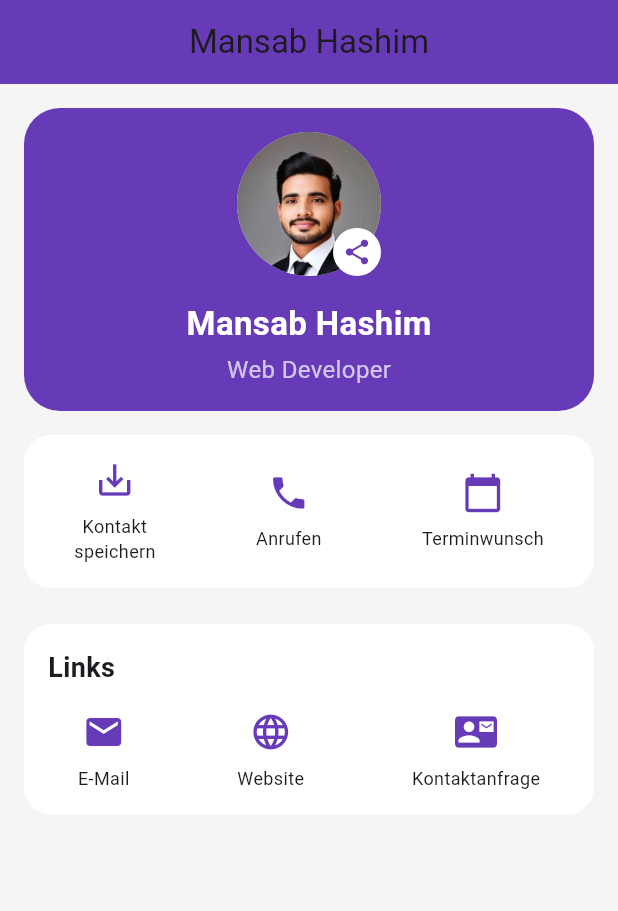
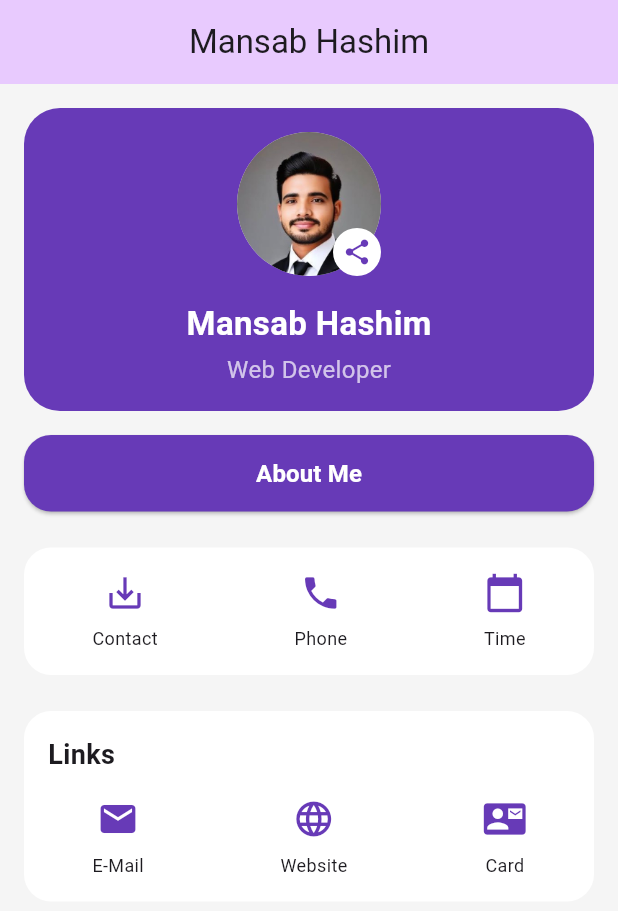
Before and after one commit to MansabHashim/first-flutter-app, a Flutter app: the screen it shows after launch, on a phone screen of 412 x 824 dp. Shown: the top 911 px of the screen. Run offline on Flutter 3.47's test engine with Material 3 defaults, Android fonts, the phone set to English and light mode, and no system bars.

```diff
--- a/lib/main.dart
+++ b/lib/main.dart
@@ -1,4 +1,5 @@
 import 'package:flutter/material.dart';
+import './about.dart';
 
 void main() {
   runApp(const MyApp());
@@ -31,7 +32,7 @@ class MyHomePage extends StatelessWidget {
       backgroundColor: const Color(0xFFF5F5F5),
       appBar: AppBar(
         title: const Text("Mansab Hashim"),
-        backgroundColor: Colors.deepPurple,
+        backgroundColor: const Color.fromARGB(255, 232, 202, 254),
         centerTitle: true,
       ),
       body: SingleChildScrollView(
@@ -91,6 +92,39 @@ class MyHomePage extends StatelessWidget {
                 ),
               ),
             ),
+
+            // make an about section button and link it to the about page
+            // About Section Button
+            Padding(
+              padding: const EdgeInsets.symmetric(horizontal: 16.0),
+              child: SizedBox(
+                width: double.infinity,
+                child: ElevatedButton(
+                  style: ElevatedButton.styleFrom(
+                    backgroundColor: Colors.deepPurple,
+                    foregroundColor: Colors.white,
+                    shape: RoundedRectangleBorder(
+                      borderRadius: BorderRadius.circular(18),
+                    ),
+                    padding: const EdgeInsets.symmetric(vertical: 14),
+                  ),
+                  onPressed: () {
+                    Navigator.push(
+                      context,
+                      MaterialPageRoute(
+                        builder: (context) => const AboutPage(),
+                      ),
+                    );
+                  },
+                  child: const Text(
+                    "About Me",
+                    style: TextStyle(fontSize: 16, fontWeight: FontWeight.bold),
+                  ),
+                ),
+              ),
+            ),
+            const SizedBox(height: 24),
+
             // Action Buttons
             Padding(
               padding: const EdgeInsets.symmetric(horizontal: 16.0),
@@ -102,15 +136,9 @@ class MyHomePage extends StatelessWidget {
                 child: Row(
                   mainAxisAlignment: MainAxisAlignment.spaceAround,
                   children: [
-                    _ActionButton(
-                      icon: Icons.save_alt,
-                      label: "Kontakt\nspeichern",
-                    ),
-                    _ActionButton(icon: Icons.phone, label: "Anrufen"),
-                    _ActionButton(
-                      icon: Icons.calendar_today,
-                      label: "Terminwunsch",
-                    ),
+                    _ActionButton(icon: Icons.save_alt, label: "Contact"),
+                    _ActionButton(icon: Icons.phone, label: "Phone"),
+                    _ActionButton(icon: Icons.calendar_today, label: "Time"),
                   ],
                 ),
               ),
@@ -142,10 +170,7 @@ class MyHomePage extends StatelessWidget {
                       children: [
                         _LinkButton(icon: Icons.email, label: "E-Mail"),
                         _LinkButton(icon: Icons.language, label: "Website"),
-                        _LinkButton(
-                          icon: Icons.contact_mail,
-                          label: "Kontaktanfrage",
-                        ),
+                        _LinkButton(icon: Icons.contact_mail, label: "Card"),
                       ],
                     ),
                     const SizedBox(height: 16),
```
Also changed, not shown: lib/about.dart (added, +166 -0 lines).
